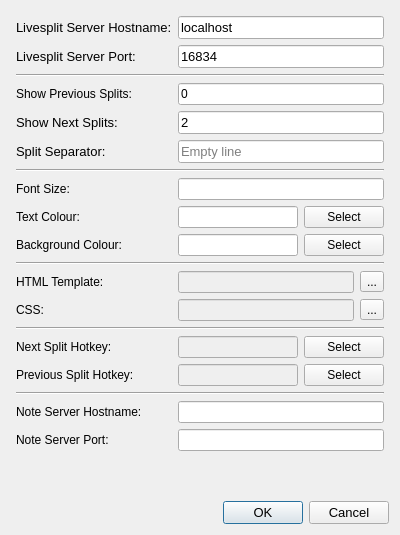
Before: the Qt Designer form src/splitguides/ui/layouts/server_settings.ui in DavidCEllis/SplitGuides, drawn with Qt 5.
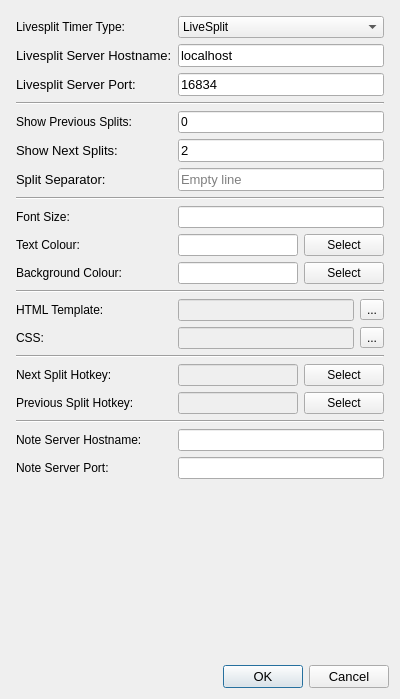
After: the same form once the commit is applied.

Commit message: Update server_settings.ui: Livesplit Timer Type

```diff
--- a/src/splitguides/ui/layouts/server_settings.ui
+++ b/src/splitguides/ui/layouts/server_settings.ui
@@ -7,7 +7,7 @@
     <x>0</x>
     <y>0</y>
     <width>400</width>
-    <height>535</height>
+    <height>699</height>
    </rect>
   </property>
   <property name="windowTitle">
@@ -29,6 +29,27 @@
       <number>5</number>
      </property>
      <item row="0" column="0">
+      <widget class="QLabel" name="timer_label">
+       <property name="text">
+        <string>Livesplit Timer Type:</string>
+       </property>
+      </widget>
+     </item>
+     <item row="0" column="1">
+      <widget class="QComboBox" name="timer_comboBox">
+       <item>
+        <property name="text">
+         <string>LiveSplit</string>
+        </property>
+       </item>
+       <item>
+        <property name="text">
+         <string>LiveSplitOne</string>
+        </property>
+       </item>
+      </widget>
+     </item>
+     <item row="1" column="0">
       <widget class="QLabel" name="hostname_label">
        <property name="font">
         <font>
@@ -40,7 +61,7 @@
        </property>
       </widget>
      </item>
-     <item row="0" column="1">
+     <item row="1" column="1">
       <widget class="QLineEdit" name="hostname_edit">
        <property name="font">
         <font>
@@ -52,7 +73,7 @@
        </property>
       </widget>
      </item>
-     <item row="1" column="0">
+     <item row="2" column="0">
       <widget class="QLabel" name="port_label">
        <property name="font">
         <font>
@@ -64,7 +85,7 @@
        </property>
       </widget>
      </item>
-     <item row="1" column="1">
+     <item row="2" column="1">
       <widget class="QLineEdit" name="port_edit">
        <property name="font">
         <font>
@@ -76,28 +97,28 @@
        </property>
       </widget>
      </item>
-     <item row="2" column="0" colspan="2">
+     <item row="3" column="0" colspan="2">
       <widget class="Line" name="divider_1">
        <property name="orientation">
         <enum>Qt::Horizontal</enum>
        </property>
       </widget>
      </item>
-     <item row="3" column="0">
+     <item row="4" column="0">
       <widget class="QLabel" name="previous_label">
        <property name="text">
         <string>Show Previous Splits:</string>
        </property>
       </widget>
      </item>
-     <item row="3" column="1">
+     <item row="4" column="1">
       <widget class="QLineEdit" name="previous_edit">
        <property name="text">
         <string>0</string>
        </property>
       </widget>
      </item>
-     <item row="4" column="0">
+     <item row="5" column="0">
       <widget class="QLabel" name="advance_label">
        <property name="font">
         <font>
@@ -109,7 +130,7 @@
        </property>
       </widget>
      </item>
-     <item row="4" column="1">
+     <item row="5" column="1">
       <widget class="QLineEdit" name="advance_edit">
        <property name="font">
         <font>
@@ -121,7 +142,7 @@
        </property>
       </widget>
      </item>
-     <item row="5" column="0">
+     <item row="6" column="0">
       <widget class="QLabel" name="separator_label">
        <property name="font">
         <font>
@@ -133,7 +154,7 @@
        </property>
       </widget>
      </item>
-     <item row="5" column="1">
+     <item row="6" column="1">
       <widget class="QLineEdit" name="separator_edit">
        <property name="font">
         <font>
@@ -148,31 +169,31 @@
        </property>
       </widget>
      </item>
-     <item row="6" column="0" colspan="2">
+     <item row="7" column="0" colspan="2">
       <widget class="Line" name="divider_2">
        <property name="orientation">
         <enum>Qt::Horizontal</enum>
        </property>
       </widget>
      </item>
-     <item row="7" column="0">
+     <item row="8" column="0">
       <widget class="QLabel" name="fontsize_label">
        <property name="text">
         <string>Font Size:</string>
        </property>
       </widget>
      </item>
-     <item row="7" column="1">
+     <item row="8" column="1">
       <widget class="QLineEdit" name="fontsize_edit"/>
      </item>
-     <item row="8" column="0">
+     <item row="9" column="0">
       <widget class="QLabel" name="textcolor_label">
        <property name="text">
         <string>Text Colour:</string>
        </property>
       </widget>
      </item>
-     <item row="8" column="1">
+     <item row="9" column="1">
       <layout class="QHBoxLayout" name="textcolor_layout">
        <item>
         <widget class="QLineEdit" name="textcolor_edit"/>
@@ -186,14 +207,14 @@
        </item>
       </layout>
      </item>
-     <item row="9" column="0">
+     <item row="10" column="0">
       <widget class="QLabel" name="bgcolor_label">
        <property name="text">
         <string>Background Colour:</string>
        </property>
       </widget>
      </item>
-     <item row="9" column="1">
+     <item row="10" column="1">
       <layout class="QHBoxLayout" name="bgcolor_layout">
        <item>
         <widget class="QLineEdit" name="bgcolor_edit"/>
@@ -207,21 +228,21 @@
        </item>
       </layout>
      </item>
-     <item row="10" column="0" colspan="2">
+     <item row="11" column="0" colspan="2">
       <widget class="Line" name="divider_3">
        <property name="orientation">
         <enum>Qt::Horizontal</enum>
        </property>
       </widget>
      </item>
-     <item row="11" column="0">
+     <item row="12" column="0">
       <widget class="QLabel" name="htmltemplate_label">
        <property name="text">
         <string>HTML Template:</string>
        </property>
       </widget>
      </item>
-     <item row="11" column="1">
+     <item row="12" column="1">
       <layout class="QHBoxLayout" name="horizontalLayout">
        <item>
         <widget class="QLineEdit" name="htmltemplate_edit">
@@ -239,14 +260,14 @@
        </item>
       </layout>
      </item>
-     <item row="12" column="0">
+     <item row="13" column="0">
       <widget class="QLabel" name="css_label">
        <property name="text">
         <string>CSS:</string>
        </property>
       </widget>
      </item>
-     <item row="12" column="1">
+     <item row="13" column="1">
       <layout class="QHBoxLayout" name="horizontalLayout_2">
        <item>
         <widget class="QLineEdit" name="css_edit">
@@ -264,21 +285,21 @@
        </item>
       </layout>
      </item>
-     <item row="13" column="0" colspan="2">
+     <item row="14" column="0" colspan="2">
       <widget class="Line" name="divider_4">
        <property name="orientation">
         <enum>Qt::Horizontal</enum>
        </property>
       </widget>
      </item>
-     <item row="14" column="0">
+     <item row="15" column="0">
       <widget class="QLabel" name="nextsplitkey_label">
        <property name="text">
         <string>Next Split Hotkey:</string>
        </property>
       </widget>
      </item>
-     <item row="14" column="1">
+     <item row="15" column="1">
       <layout class="QHBoxLayout" name="horizontalLayout_3">
        <item>
         <widget class="QLineEdit" name="nextsplitkey_edit">
@@ -296,14 +317,14 @@
        </item>
       </layout>
      </item>
-     <item row="15" column="0">
+     <item row="16" column="0">
       <widget class="QLabel" name="previoussplitkey_label">
        <property name="text">
         <string>Previous Split Hotkey:</string>
        </property>
       </widget>
      </item>
-     <item row="15" column="1">
+     <item row="16" column="1">
       <layout class="QHBoxLayout" name="horizontalLayout_4">
        <item>
         <widget class="QLineEdit" name="previoussplitkey_edit">
@@ -321,27 +342,27 @@
        </item>
       </layout>
      </item>
-     <item row="17" column="0">
+     <item row="18" column="0">
       <widget class="QLabel" name="noteserverhost_label">
        <property name="text">
         <string>Note Server Hostname:</string>
        </property>
       </widget>
      </item>
-     <item row="17" column="1">
+     <item row="18" column="1">
       <widget class="QLineEdit" name="noteserverhost_edit"/>
      </item>
-     <item row="18" column="0">
+     <item row="19" column="0">
       <widget class="QLabel" name="noteserverport_label">
        <property name="text">
         <string>Note Server Port:</string>
        </property>
       </widget>
      </item>
-     <item row="18" column="1">
+     <item row="19" column="1">
       <widget class="QLineEdit" name="noteserverport_edit"/>
      </item>
-     <item row="16" column="0" colspan="2">
+     <item row="17" column="0" colspan="2">
       <widget class="Line" name="divider_5">
        <property name="orientation">
         <enum>Qt::Horizontal</enum>
```
